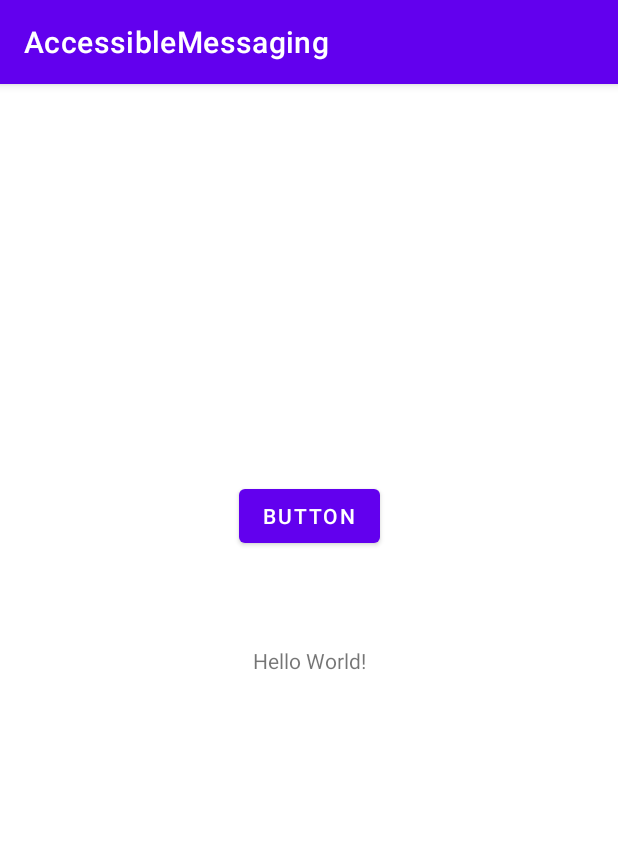
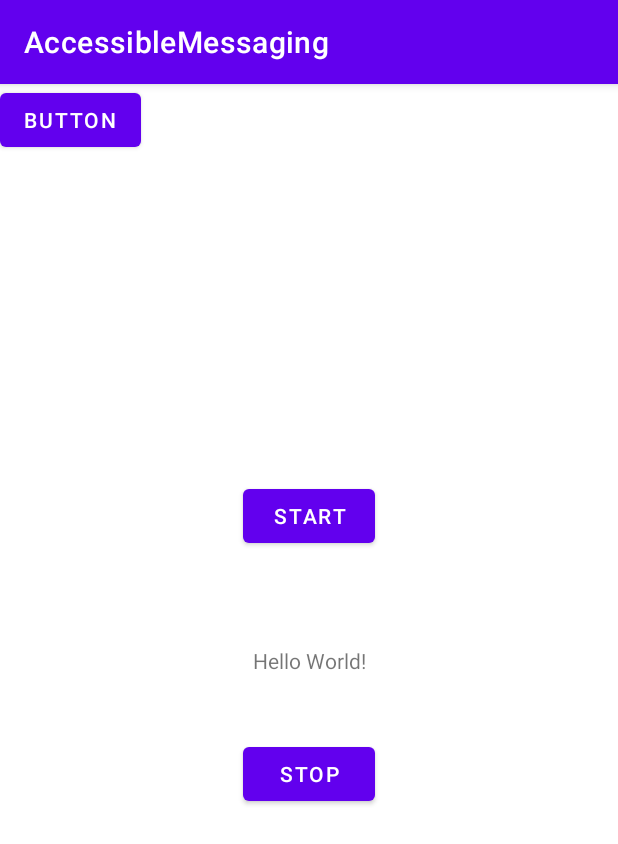
Before and after one commit to GNGB34/accessible-messaging-droid, an Android app: the screen it shows after launch (MainActivity), after a tap on "BUTTON", on a phone screen of 412 x 824 dp. Shown: the top 844 px of the screen. Run offline under Robolectric (Android 15) with nearby library versions, the phone set to English and light mode, and no system bars.

Commit message:
Client can stop FUNCTIONALITY now; service cannot be manually stopped

```diff
--- a/app/build.gradle
+++ b/app/build.gradle
@@ -9,7 +9,7 @@ android {
     defaultConfig {
         applicationId "com.example.accessiblemessaging"
         minSdkVersion 23
-        targetSdkVersion 30
+        targetSdkVersion 26
         versionCode 1
         versionName "1.0"
 
--- a/app/src/main/java/com/example/accessiblemessaging/MainActivity.java
+++ b/app/src/main/java/com/example/accessiblemessaging/MainActivity.java
@@ -2,8 +2,12 @@ package com.example.accessiblemessaging;
 
 import androidx.appcompat.app.AppCompatActivity;
 
+import android.app.ActivityManager;
+import android.content.Context;
 import android.content.Intent;
+import android.content.ServiceConnection;
 import android.os.Bundle;
+import android.util.Log;
 import android.view.View;
 import android.widget.Button;
 
@@ -15,14 +19,44 @@ public class MainActivity extends AppCompatActivity {
         setContentView(R.layout.activity_main);
 
         Button button = (Button) findViewById(R.id.button);
+        Button stop = (Button) findViewById(R.id.stop);
+        Button check = (Button) findViewById(R.id.check); //Check if service is running or not
+
+        check.setOnClickListener(new View.OnClickListener() {
+            @Override
+            public void onClick(View v) {
+                isMyServiceRunning(NotificationService.class);
+            }
+        });
 
         button.setOnClickListener(new View.OnClickListener() {
             @Override
             public void onClick(View v) {
                 Intent service = new Intent(getApplicationContext(), NotificationService.class);
+                service.putExtra("START", true);
+                startService(service);
+            }
+        });
 
+        stop.setOnClickListener(new View.OnClickListener() {
+            @Override
+            public void onClick(View v) {
+                Intent service = new Intent(getApplicationContext(), NotificationService.class);
+                service.putExtra("START", false);
                 startService(service);
             }
         });
     }
+
+    //Checks if the service is running; it basically always is unless the OS stops it
+    private void isMyServiceRunning(Class<?> serviceClass) {
+        ActivityManager manager = (ActivityManager) getSystemService(Context.ACTIVITY_SERVICE);
+        for (ActivityManager.RunningServiceInfo service : manager.getRunningServices(Integer.MAX_VALUE)) {
+            if (serviceClass.getName().equals(service.service.getClassName())) {
+                Log.d("RUN", "Running");
+            } else Log.d("RUN", "not Running");
+        }
+    }
+
+
 }
--- a/app/src/main/res/layout/activity_main.xml
+++ b/app/src/main/res/layout/activity_main.xml
@@ -20,9 +20,27 @@
         android:layout_width="wrap_content"
         android:layout_height="wrap_content"
         android:layout_marginTop="264dp"
-        android:text="Button"
+        android:text="start"
         app:layout_constraintEnd_toEndOf="parent"
         app:layout_constraintStart_toStartOf="parent"
         app:layout_constraintTop_toTopOf="parent" />
 
+    <Button
+        android:id="@+id/stop"
+        android:layout_width="wrap_content"
+        android:layout_height="wrap_content"
+        android:layout_marginBottom="284dp"
+        android:text="stop"
+        app:layout_constraintBottom_toBottomOf="parent"
+        app:layout_constraintEnd_toEndOf="parent"
+        app:layout_constraintStart_toStartOf="parent" />
+
+    <Button
+        android:id="@+id/check"
+        android:layout_width="wrap_content"
+        android:layout_height="wrap_content"
+        android:text="Button"
+        tools:layout_editor_absoluteX="130dp"
+        tools:layout_editor_absoluteY="533dp" />
+
 </androidx.constraintlayout.widget.ConstraintLayout>
```
Also changed, not shown: app/src/main/java/com/example/accessiblemessaging/NotificationService.java (+67 -28 lines).
